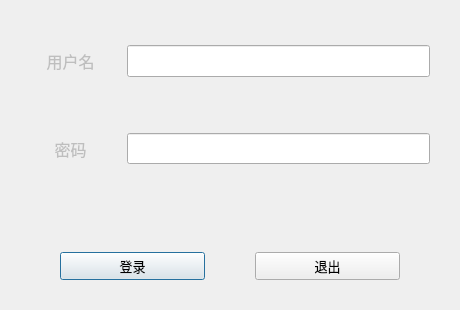
Old version of the form GroundStation/core/ui/logindialog.ui in the repository Servaluna/GroundStation_System.
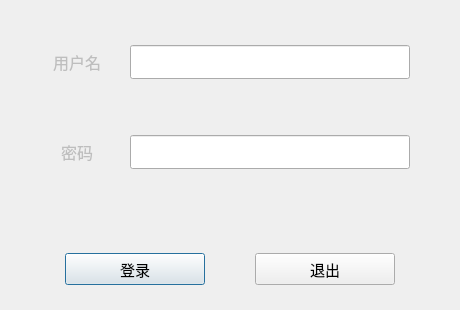
New version of the form.

```diff
--- a/GroundStation/core/ui/logindialog.ui
+++ b/GroundStation/core/ui/logindialog.ui
@@ -13,7 +13,7 @@
   <property name="windowTitle">
    <string>Dialog</string>
   </property>
-  <layout class="QVBoxLayout" name="verticalLayout" stretch="2,2,1,0">
+  <layout class="QVBoxLayout" name="verticalLayout" stretch="2,2,1,1">
    <property name="leftMargin">
     <number>20</number>
    </property>
@@ -28,11 +28,14 @@
    </property>
    <item>
     <layout class="QHBoxLayout" name="horizontalLayout_2" stretch="1,3">
+     <property name="leftMargin">
+      <number>10</number>
+     </property>
      <property name="topMargin">
       <number>25</number>
      </property>
      <property name="rightMargin">
-      <number>10</number>
+      <number>30</number>
      </property>
      <property name="bottomMargin">
       <number>25</number>
@@ -63,17 +66,25 @@
          <verstretch>0</verstretch>
         </sizepolicy>
        </property>
+       <property name="font">
+        <font>
+         <pointsize>11</pointsize>
+        </font>
+       </property>
       </widget>
      </item>
     </layout>
    </item>
    <item>
     <layout class="QHBoxLayout" name="horizontalLayout_3" stretch="1,3">
+     <property name="leftMargin">
+      <number>10</number>
+     </property>
      <property name="topMargin">
       <number>25</number>
      </property>
      <property name="rightMargin">
-      <number>10</number>
+      <number>30</number>
      </property>
      <property name="bottomMargin">
       <number>25</number>
@@ -104,6 +115,11 @@
          <verstretch>0</verstretch>
         </sizepolicy>
        </property>
+       <property name="font">
+        <font>
+         <pointsize>11</pointsize>
+        </font>
+       </property>
       </widget>
      </item>
     </layout>
@@ -117,16 +133,16 @@
       <number>50</number>
      </property>
      <property name="leftMargin">
-      <number>40</number>
+      <number>45</number>
      </property>
      <property name="topMargin">
-      <number>10</number>
+      <number>5</number>
      </property>
      <property name="rightMargin">
-      <number>40</number>
+      <number>45</number>
      </property>
      <property name="bottomMargin">
-      <number>10</number>
+      <number>5</number>
      </property>
      <item>
       <widget class="QPushButton" name="btnLogin">
@@ -138,7 +154,7 @@
        </property>
        <property name="font">
         <font>
-         <pointsize>10</pointsize>
+         <pointsize>11</pointsize>
         </font>
        </property>
        <property name="text">
@@ -156,7 +172,7 @@
        </property>
        <property name="font">
         <font>
-         <pointsize>10</pointsize>
+         <pointsize>11</pointsize>
         </font>
        </property>
        <property name="text">
```
